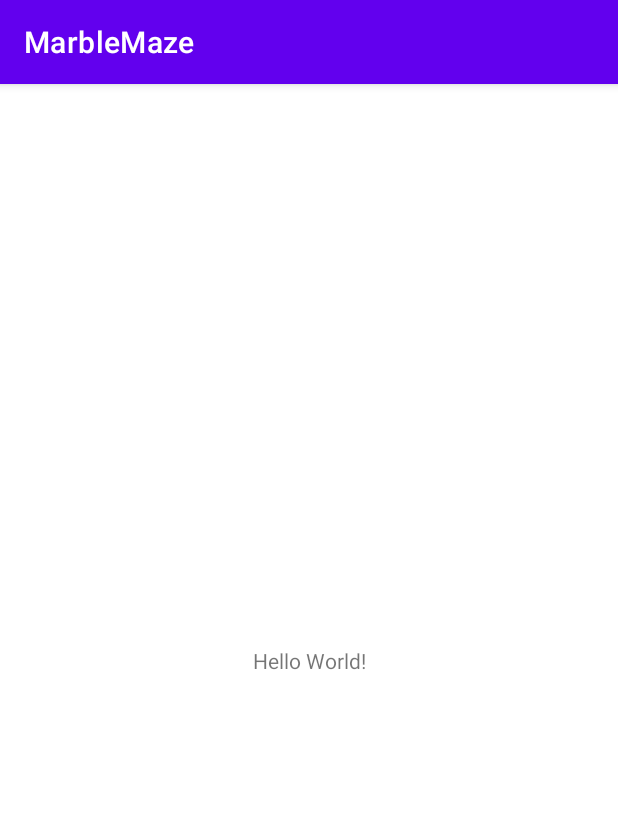
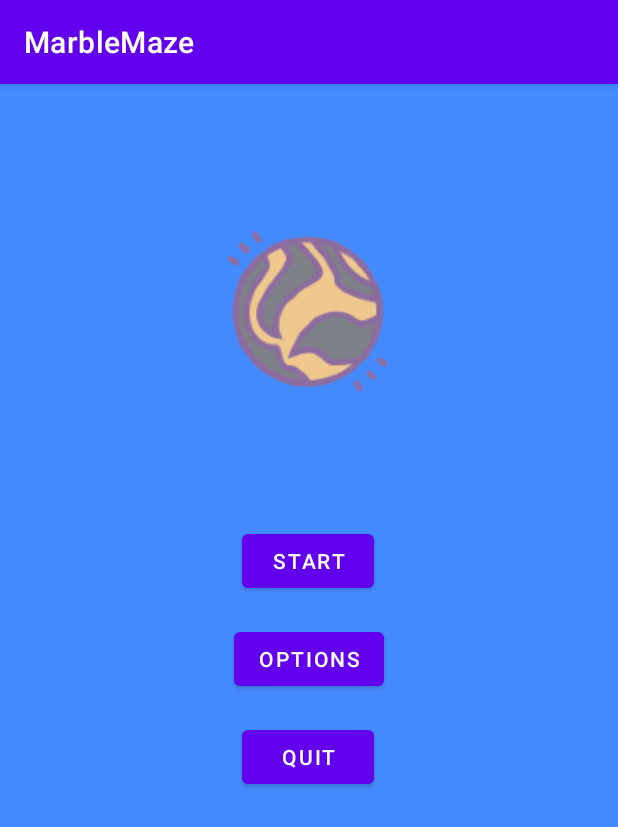
Before and after one commit to namanmolri/Marble-Maze-Game, an Android app: the screen it shows after launch (MainActivity), on a phone screen of 412 x 824 dp. Shown: the top 827 px of the screen. Run offline under Robolectric (Android 15) with nearby library versions, the phone set to English and light mode, and no system bars.

Commit message:
first merge check

```diff
--- a/MarbleMaze/app/src/main/AndroidManifest.xml
+++ b/MarbleMaze/app/src/main/AndroidManifest.xml
@@ -10,6 +10,7 @@
         android:supportsRtl="true"
         android:theme="@style/Theme.MarbleMaze">
         <activity android:name=".MainActivity"/>
+        <activity android:name=".StartActivity"/>
         <activity android:name="com.example.marblemaze.OpeningPageMarble"
             android:theme="@style/Theme.AppCompat.DayNight.NoActionBar">
 
--- a/MarbleMaze/app/src/main/java/com/example/marblemaze/MainActivity.kt
+++ b/MarbleMaze/app/src/main/java/com/example/marblemaze/MainActivity.kt
@@ -1,11 +1,31 @@
 package com.example.marblemaze
 
+import android.content.Intent
+import android.os.Build
 import androidx.appcompat.app.AppCompatActivity
 import android.os.Bundle
+import android.widget.Button
+import android.widget.Toast
+import androidx.annotation.RequiresApi
 
 class MainActivity : AppCompatActivity() {
+    @RequiresApi(Build.VERSION_CODES.LOLLIPOP)
     override fun onCreate(savedInstanceState: Bundle?) {
         super.onCreate(savedInstanceState)
         setContentView(R.layout.activity_main)
+
+        val startButton = findViewById<Button>(R.id.start)
+        val optionsButton = findViewById<Button>(R.id.options)
+        val quitButton = findViewById<Button>(R.id.quit)
+
+        startButton.setOnClickListener() {
+            val intent = Intent(this, StartActivity::class.java)
+            startActivity(intent)
+
+            Toast.makeText(this@MainActivity, "You clicked me.", Toast.LENGTH_SHORT).show()
+        }
+        quitButton.setOnClickListener() {
+            finishAndRemoveTask()
+        }
     }
 }
--- a/MarbleMaze/app/src/main/res/layout/activity_main.xml
+++ b/MarbleMaze/app/src/main/res/layout/activity_main.xml
@@ -4,15 +4,53 @@
     xmlns:tools="http://schemas.android.com/tools"
     android:layout_width="match_parent"
     android:layout_height="match_parent"
-    tools:context=".MainActivity">
+    android:background="#448AFF">
 
-    <TextView
+    <ImageView
+        android:id="@+id/logoOpening"
+        android:layout_width="180dp"
+        android:layout_height="180dp"
+        app:layout_constraintBottom_toBottomOf="parent"
+        app:layout_constraintEnd_toEndOf="parent"
+        app:layout_constraintHorizontal_bias="0.498"
+        app:layout_constraintStart_toStartOf="parent"
+        app:layout_constraintTop_toTopOf="parent"
+        app:layout_constraintVertical_bias="0.105"
+        app:srcCompat="@mipmap/ic_launcher_foreground" />
+
+    <Button
+        android:id="@+id/start"
         android:layout_width="wrap_content"
         android:layout_height="wrap_content"
-        android:text="Hello World!"
+        android:text="START"
         app:layout_constraintBottom_toBottomOf="parent"
-        app:layout_constraintLeft_toLeftOf="parent"
-        app:layout_constraintRight_toRightOf="parent"
-        app:layout_constraintTop_toTopOf="parent" />
+        app:layout_constraintEnd_toEndOf="parent"
+        app:layout_constraintHorizontal_bias="0.498"
+        app:layout_constraintStart_toStartOf="parent"
+        app:layout_constraintTop_toTopOf="parent"
+        app:layout_constraintVertical_bias="0.408" />
+
+    <Button
+        android:id="@+id/options"
+        android:layout_width="wrap_content"
+        android:layout_height="wrap_content"
+        android:text="QUIT"
+        app:layout_constraintBottom_toBottomOf="parent"
+        app:layout_constraintEnd_toEndOf="parent"
+        app:layout_constraintHorizontal_bias="0.498"
+        app:layout_constraintStart_toStartOf="parent"
+        app:layout_constraintTop_toTopOf="parent"
+        app:layout_constraintVertical_bias="0.590" />
+
+    <Button
+        android:id="@+id/quit"
+        android:layout_width="wrap_content"
+        android:layout_height="wrap_content"
+        android:text="OPTIONS"
+        app:layout_constraintBottom_toBottomOf="parent"
+        app:layout_constraintEnd_toEndOf="parent"
+        app:layout_constraintStart_toStartOf="parent"
+        app:layout_constraintTop_toTopOf="parent"
+        app:layout_constraintVertical_bias="0.499" />
 
 </androidx.constraintlayout.widget.ConstraintLayout>
```
Also changed, not shown: MarbleMaze/app/src/main/java/com/example/marblemaze/StartActivity.kt (added, +18 -0 lines), MarbleMaze/app/src/main/res/layout/start_activity.xml (added, +29 -0 lines).
